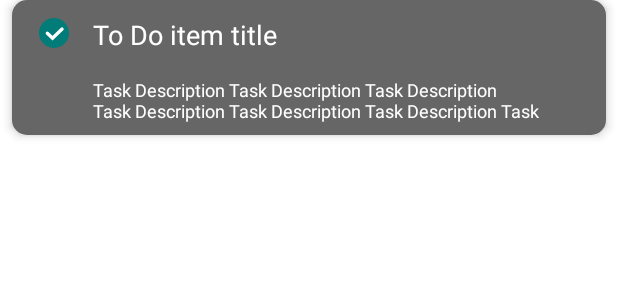
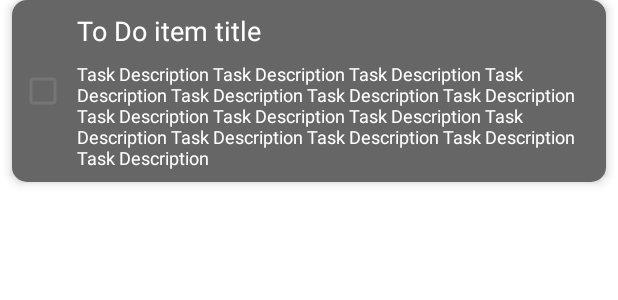
Before and after one commit to JulianeOlivCosta/ToDoListJuliane, an Android app: the layout task_item_layout.xml on its own in the app's theme, with its tools: preview values and no code run, on a phone screen of 412 x 824 dp. Shown: the top 300 px of the screen. Run offline under Robolectric (Android 15) with nearby library versions, the phone set to English and light mode, and no system bars; Roboto replaces fonts that are not available here.

Commit message:
name refactoring layout

```diff
--- a/app/src/main/res/layout/task_item_layout.xml
+++ b/app/src/main/res/layout/task_item_layout.xml
@@ -13,47 +13,31 @@
     android:layout_marginBottom="@dimen/size_10"
     android:theme="@style/ToDoListItemBackground">
 
-    <Button
-        android:id="@+id/button_todo_item_status"
-        android:layout_width="20dp"
-        android:layout_height="30dp"
-        android:layout_marginStart="@dimen/size_16"
-        android:layout_marginTop="@dimen/size_8"
-        android:backgroundTint="@color/white"
-        android:clickable="true"
-        app:layout_constraintEnd_toStartOf="@id/text_view_todo_item_title"
+    <CheckBox
+        android:id="@+id/checkBox"
+        android:layout_width="@dimen/size_25"
+        android:layout_height="@dimen/size_25"
+        android:layout_marginStart="@dimen/size_8"
+        app:layout_constraintBottom_toBottomOf="@id/text_view_todo_item_description"
+        app:layout_constraintEnd_toStartOf="@+id/text_view_todo_item_title"
         app:layout_constraintStart_toStartOf="parent"
-        app:layout_constraintTop_toTopOf="parent"
-        android:focusable="true"
-        tools:visibility="invisible" />
+        app:layout_constraintTop_toTopOf="@id/text_view_todo_item_title"
 
-    <ImageView
-        android:id="@+id/image_view_delivery_card_status_icon"
-        android:layout_width="20dp"
-        android:layout_height="20dp"
-        android:layout_marginStart="@dimen/size_16"
-        android:layout_marginTop="@dimen/size_8"
-        android:layout_marginEnd="@dimen/size_14"
-        android:importantForAccessibility="no"
-        app:layout_constraintBottom_toBottomOf="@+id/text_view_todo_item_title"
-        app:layout_constraintEnd_toStartOf="@id/text_view_todo_item_title"
-        app:layout_constraintStart_toStartOf="parent"
-        app:layout_constraintTop_toTopOf="parent"
-        tools:background="@drawable/ic_checked"
-        tools:visibility="visible" />
+        />
 
     <TextView
         android:id="@+id/text_view_todo_item_title"
         style="@style/RobotoCondensedBold.18spWhite"
         android:layout_width="@dimen/match_constraint"
         android:layout_height="wrap_content"
-        android:layout_marginStart="@dimen/size_18"
-        android:layout_marginEnd="@dimen/size_16"
+        android:layout_marginStart="@dimen/size_10"
+        android:layout_marginTop="@dimen/size_8"
+        android:layout_marginEnd="@dimen/size_8"
         android:maxLines="2"
-        app:layout_constraintBottom_toBottomOf="@id/button_todo_item_status"
+        app:layout_constraintBottom_toTopOf="@id/text_view_todo_item_description"
         app:layout_constraintEnd_toEndOf="parent"
-        app:layout_constraintStart_toEndOf="@id/button_todo_item_status"
-        app:layout_constraintTop_toTopOf="@id/button_todo_item_status"
+        app:layout_constraintStart_toEndOf="@id/checkBox"
+        app:layout_constraintTop_toTopOf="parent"
         tools:text="To Do item title" />
 
     <TextView
@@ -61,13 +45,12 @@
         style="@style/RobotoCondensedRegular.12spWhite"
         android:layout_width="@dimen/match_constraint"
         android:layout_height="wrap_content"
-        android:layout_marginTop="@dimen/size_16"
-        android:layout_marginBottom="@dimen/size_8"
-        android:maxLines="2"
+        android:layout_marginVertical="@dimen/size_8"
         app:layout_constraintBottom_toBottomOf="parent"
         app:layout_constraintEnd_toEndOf="@id/text_view_todo_item_title"
         app:layout_constraintStart_toStartOf="@id/text_view_todo_item_title"
         app:layout_constraintTop_toBottomOf="@id/text_view_todo_item_title"
         tools:text="Task Description Task Description Task Description Task Description Task Description Task Description Task Description Task Description Task Description Task Description Task Description Task Description Task Description Task Description Task Description" />
 
+
 </androidx.constraintlayout.widget.ConstraintLayout>
--- a/app/src/main/res/values/dimens.xml
+++ b/app/src/main/res/values/dimens.xml
@@ -9,6 +9,7 @@
     <dimen name="size_14">14dp</dimen>
     <dimen name="size_16">16dp</dimen>
     <dimen name="size_18">18dp</dimen>
+    <dimen name="size_25">25dp</dimen>
 
     <dimen name="font_size_12">12sp</dimen>
     <dimen name="font_size_14">14sp</dimen>
```
